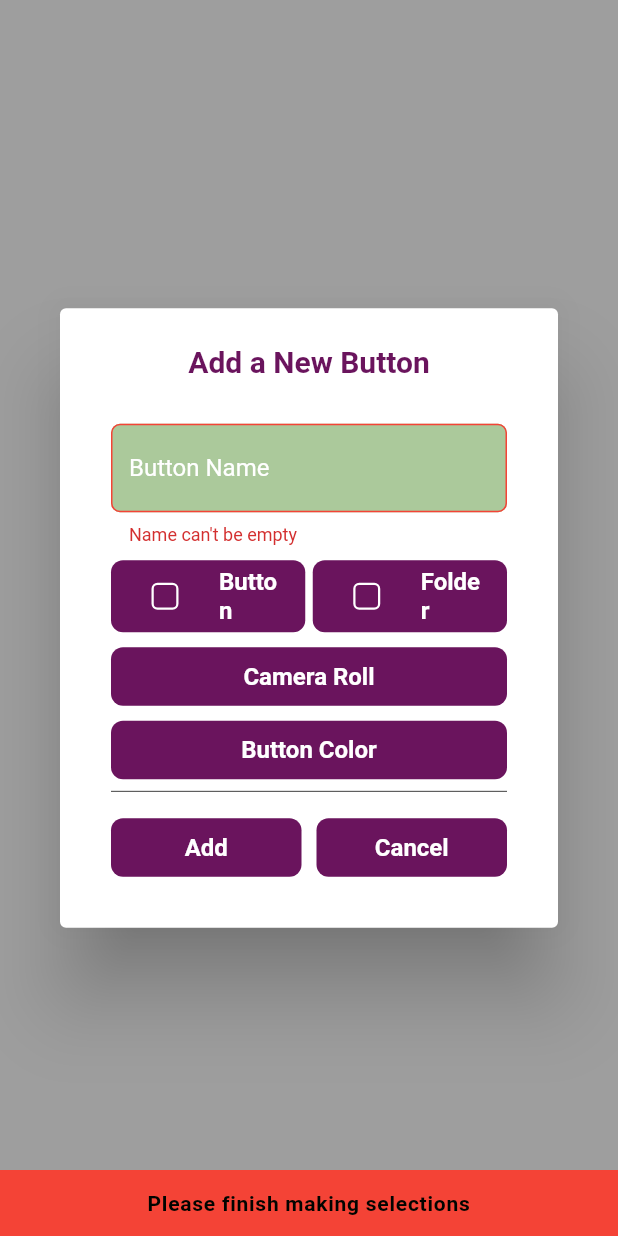
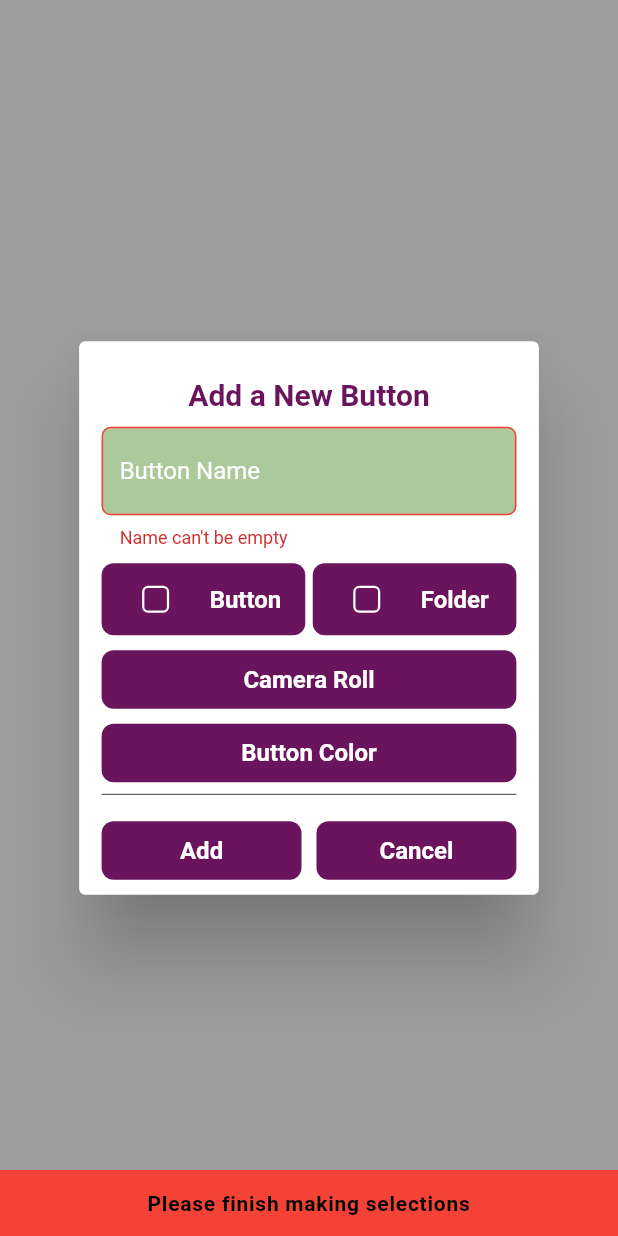
Before and after one commit to biiggman/aacai, a Flutter app: the MyHomePage screen opened directly, item 3 of the bottom bar chosen, after a tap on "Add", on a phone screen of 412 x 824 dp. Run offline on Flutter 3.47's test engine with Material 2 defaults, Android fonts, the phone set to English and light mode, and no system bars; our stand-ins replace cached_network_image, camera, cloud_firestore, firebase_auth, firebase_core, firebase_storage and 6 more; missing offline and left inert: tflite; accounts and stored records are empty.

Commit message:
add button dialog sizing fixed

```diff
--- a/lib/main.dart
+++ b/lib/main.dart
@@ -136,6 +136,9 @@ class _MyHomePageState extends State<MyHomePage> {
                 return Scaffold(
                   backgroundColor: Colors.grey,
                   body: AlertDialog(
+                      insetPadding: const EdgeInsets.symmetric(horizontal: 10),
+                      contentPadding:
+                          const EdgeInsets.symmetric(horizontal: 5.0),
                       scrollable: true,
                       title: const Text(
                         'Add a New Button',
@@ -305,6 +308,16 @@ class _MyHomePageState extends State<MyHomePage> {
                                                         ),
                                                       ]),
                                                   const SizedBox(height: 10),
+                                                  //folder dropdown for adding buttons to specific folder
+                                                  // DropdownButtonFormField(
+                                                  //     decoration: UITemplates
+                                                  //         .textFieldDeco(
+                                                  //             hintText:
+                                                  //                 "Folder"),
+                                                  //     value: null,
+                                                  //     onChanged: null,
+                                                  //     items: null),
+                                                  // const SizedBox(height: 10),
                                                   //camera roll button
                                                   GestureDetector(
                                                     onTap: () {
```
